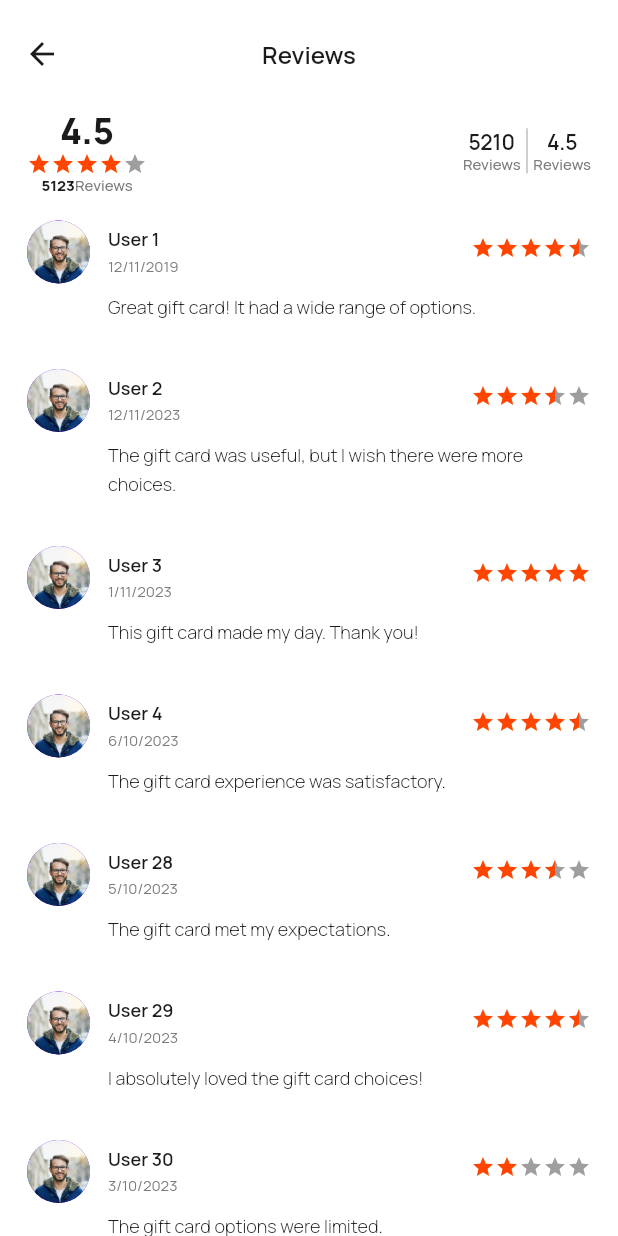
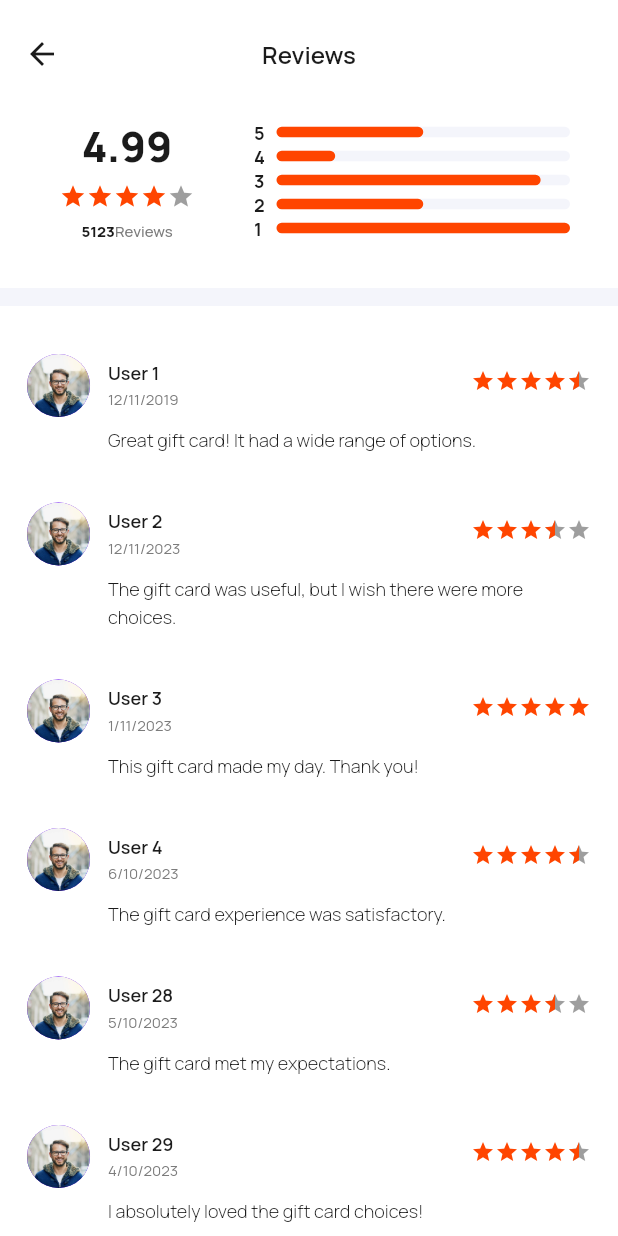
Before and after one commit to waihanko/e_gift_card_store, a Flutter app: the ReviewListScreen screen opened directly, on a phone screen of 412 x 824 dp. Run offline on Flutter 3.47's test engine with Material 2 defaults, Android fonts, the light colour scheme and no system bars; drawn by our look-alikes of flutter_rating_bar; our stand-ins replace carousel_slider, flutter_snake_navigationbar, flutter_svg, google_fonts, palette_generator.

```diff
--- a/lib/app/constants/resources/app_images.dart
+++ b/lib/app/constants/resources/app_images.dart
@@ -1,5 +1,16 @@
 abstract class AppAssets {
-  //svg file
+  //NavigationIcon
+  static const kHomeIcon = "assets/icons/home.svg";
+  static const kHomeActiveIcon = "assets/icons/home_active.svg";
+  static const kNotiIcon = "assets/icons/noti.svg";
+  static const kNotiActiveIcon = "assets/icons/noti_active.svg";
+  static const kCategoIcon = "assets/icons/category.svg";
+  static const kCategoActiveIcon = "assets/icons/category_active.svg";
+  static const kShoppingCartIcon = "assets/icons/shopping_cart.svg";
+  static const kShoppingCartActiveIcon = "assets/icons/shopping_cart_active.svg";
+  static const kProfileIcon = "assets/icons/user.svg";
+  static const kProfileActiveIcon = "assets/icons/user_active.svg";
+
   static const icEnglishFlag = "assets/images/english_flag.png";
   static const icMyanmarFlag = "assets/images/myanmar_flag.png";
   static const icChineseFlag = "assets/images/chinese_flag.png";
--- a/lib/app/features/gift_card_item_list/gift_card_detail_screen.dart
+++ b/lib/app/features/gift_card_item_list/gift_card_detail_screen.dart
@@ -11,7 +11,6 @@ import '../../constants/resources/app_colors.dart';
 import '../../constants/resources/app_dimens.dart';
 import '../../widgets/buttons/custom_icon_button.dart';
 import '../../widgets/buttons/primary_button_widget.dart';
-import '../../widgets/list_item/user_review_list_item.dart';
 import '../../widgets/text_view_widget.dart';
 import '../../widgets/user_reviews_section_view.dart';
 import '../home/widgets/horizontal_gift_card_section_view.dart';
@@ -353,8 +352,8 @@ class _GiftCardDetailScreen2State extends State<GiftCardDetailScreen2> {
                 children: [
                   TextViewWidget(
                     "About ${widget.item.name}",
+                    textSize: AppDimens.textRegular,
                     fontWeight: FontWeight.w600,
-                    textSize: AppDimens.textRegular2X,
                   ),
                   const SizedBox(
                     height: AppDimens.marginMedium,
--- a/lib/app/features/gift_topup_item_list/gift_top_up_detail_screen.dart
+++ b/lib/app/features/gift_topup_item_list/gift_top_up_detail_screen.dart
@@ -305,6 +305,7 @@ class _GiftTopUpDetailScreenState extends State<GiftTopUpDetailScreen> {
                       lineHeight: 1.5,
                       textSize: AppDimens.textMedium,
                       fontWeight: FontWeight.w500,
+                      textColor: AppColors.kGrey,
                     ),
                     SizedBox(
                       height: AppDimens.marginCardMedium,
--- a/lib/app/features/home/home_screen.dart
+++ b/lib/app/features/home/home_screen.dart
@@ -25,7 +25,6 @@ class _HomeScreenState extends State<HomeScreen> {
     double screenHeight = MediaQuery.sizeOf(context).height * 0.5;
     return Scaffold(
       body: CustomScrollView(
-        // physics: const BouncingScrollPhysics(),
         slivers: [
           SliverAppBar(
             stretch: true,
@@ -75,6 +74,7 @@ class _HomeScreenState extends State<HomeScreen> {
             child: ListView(
               shrinkWrap: true,
               physics: const NeverScrollableScrollPhysics(),
+              padding: EdgeInsets.zero,
               children: [
                 HomeMenuSectionView(),
                 SizedBox(
--- /dev/null
+++ b/lib/app/features/review/components/review_progress_bar.dart
@@ -0,0 +1,38 @@
+import 'package:flutter/material.dart';
+
+import '../../../constants/resources/app_dimens.dart';
+import '../../../widgets/progress_bar_widget.dart';
+import '../../../widgets/text_view_widget.dart';
+
+class ReviewProgressBar extends StatelessWidget {
+  final String? number;
+  final double currentRateProgress;
+
+  const ReviewProgressBar({
+    this.number,
+    this.currentRateProgress = 0,
+    Key? key,
+  }) : super(key: key);
+
+  @override
+  Widget build(BuildContext context) {
+    return Row(
+      children: [
+        SizedBox(
+          width: 15,
+          child: TextViewWidget(
+            number??"",
+            textSize: AppDimens.textMedium,
+            fontWeight: FontWeight.w700,
+          ),
+        ),
+        Expanded(
+          child: ProgressBarWidget(
+            max: 1,
+            current: currentRateProgress,
+          ),
+        ),
+      ],
+    );
+  }
+}
--- a/lib/app/features/review/review_list_screen.dart
+++ b/lib/app/features/review/review_list_screen.dart
@@ -1,13 +1,12 @@
-import 'package:e_gift_card_store/app/widgets/user_reviews_section_view.dart';
+import 'package:e_gift_card_store/app/widgets/rating_bar_widget.dart';
 import 'package:flutter/material.dart';
-import 'package:flutter_rating_bar/flutter_rating_bar.dart';
-
 import '../../constants/dummy/dummy.dart';
 import '../../constants/resources/app_colors.dart';
 import '../../constants/resources/app_dimens.dart';
-import '../../widgets/list_item/user_review_list_item.dart';
+import 'components/user_review_list_item.dart';
 import '../../widgets/primary_app_bar_widget.dart';
 import '../../widgets/text_view_widget.dart';
+import 'components/review_progress_bar.dart';
 
 class ReviewListScreen extends StatelessWidget {
   const ReviewListScreen({super.key});
@@ -15,40 +14,33 @@ class ReviewListScreen extends StatelessWidget {
   @override
   Widget build(BuildContext context) {
     return Scaffold(
-      appBar: PrimaryAppBarWidget(title: "Reviews"),
+      appBar: const PrimaryAppBarWidget(title: "Reviews"),
       body: SingleChildScrollView(
-        child: Padding(
-          padding: const EdgeInsets.symmetric(
-              horizontal: AppDimens.marginCardMedium2,),
         child: Column(
           crossAxisAlignment: CrossAxisAlignment.start,
           children: [
-              Row(
+            const SizedBox(height: AppDimens.marginMedium,),
+            const Padding(
+              padding: EdgeInsets.symmetric(horizontal: AppDimens.marginMedium2 * 2),
+              child: Row(
                 children: [
-                  Column(
+                  Expanded(
+                    flex: 1,
+                    child: Column(
+                      crossAxisAlignment: CrossAxisAlignment.center,
                       children: [
                         TextViewWidget(
-                        "4.5",
-                        textSize: AppDimens.textHeading1X,
+                          "4.99",
+                          textSize: AppDimens.textHeading2X,
                           fontWeight: FontWeight.w900,
                         ),
-                      RatingBar.builder(
-                        itemSize: AppDimens.marginMedium2,
-                        initialRating: 4.0,
-                        minRating: 1,
-                        direction: Axis.horizontal,
-                        allowHalfRating: true,
-                        itemCount: 5,
-                        itemPadding: const EdgeInsets.symmetric(horizontal: 0),
-                        itemBuilder: (context, _) => const Icon(
-                          Icons.star,
-                          color: AppColors.kRed,
-                        ),
-                        onRatingUpdate: (rating) {
-                          print(rating);
-                        },
-                      ),
+                        SizedBox(height: AppDimens.marginMedium,),
+                        FittedBox(
+                          fit: BoxFit.scaleDown,
+                            child: RatingBarWidget(rate: 4, iconSize: AppDimens.marginCardMedium2)),
+                        SizedBox(height: AppDimens.marginMedium,),
                         Row(
+                          mainAxisAlignment: MainAxisAlignment.center,
                           children: [
                             TextViewWidget(
                               "5123",
@@ -65,55 +57,32 @@ class ReviewListScreen extends StatelessWidget {
                         ),
                       ],
                     ),
-                  Spacer(),
-                  Column(
+                  ),
+                  SizedBox(width: AppDimens.marginXLarge,),
+                  Expanded(
+                    flex: 2,
+                    child: Column(
+                      mainAxisAlignment: MainAxisAlignment.spaceBetween,
                       children: [
-                      TextViewWidget(
-                        "5210",
-                        textSize: AppDimens.textRegular,
-                        fontWeight: FontWeight.w600,
-                      ),
-                      TextViewWidget(
-                        "Reviews",
-                        fontWeight: FontWeight.w500,
-                        textSize: AppDimens.textSmall,
-                        textColor: AppColors.kTextColor,
-                      ),
+                        ReviewProgressBar(number: "5", currentRateProgress: 0.5),
+                        SizedBox(height: AppDimens.marginExtraSmall,),
+                        ReviewProgressBar(number: "4", currentRateProgress: 0.2),
+                        SizedBox(height: AppDimens.marginExtraSmall,),
+                        ReviewProgressBar(number: "3", currentRateProgress: 0.9),
+                        SizedBox(height: AppDimens.marginExtraSmall,),
+                        ReviewProgressBar(number: "2", currentRateProgress: 0.5),
+                        SizedBox(height: AppDimens.marginExtraSmall,),
+                        ReviewProgressBar(number: "1", currentRateProgress: 1),
                       ],
                     ),
-                  SizedBox(
-                    width: AppDimens.marginSmall,
-                  ),
-                  Container(
-                    width: 0.5,
-                    color: AppColors.kTextColor,
-                    height: 30,
-                  ),
-                  SizedBox(
-                    width: AppDimens.marginSmall,
-                  ),
-                  Column(
-                    children: [
-                      TextViewWidget(
-                        "4.5",
-                        textSize: AppDimens.textRegular,
-                        fontWeight: FontWeight.w600,
-                      ),
-                      TextViewWidget(
-                        "Reviews",
-                        fontWeight: FontWeight.w500,
-                        textSize: AppDimens.textSmall,
-                        textColor: AppColors.kTextColor,
-                      ),
-                    ],
                   )
                 ],
               ),
-              const SizedBox(
-                height: AppDimens.marginCardMedium2,
             ),
+            const SizedBox(height: AppDimens.marginXLarge,),
+            Container(height: 12, color: AppColors.kSecondary, ),
             ListView.builder(
-                padding: EdgeInsets.zero,
+              padding: const EdgeInsets.symmetric(horizontal: AppDimens.marginCardMedium2, vertical: AppDimens.marginXLarge,),
               physics: const NeverScrollableScrollPhysics(),
               shrinkWrap: true,
               itemBuilder: (context, index) =>
@@ -123,7 +92,6 @@ class ReviewListScreen extends StatelessWidget {
           ],
         ),
       ),
-      ),
     );
   }
 }
--- a/lib/app/widgets/buttons/custom_icon_button.dart
+++ b/lib/app/widgets/buttons/custom_icon_button.dart
@@ -35,7 +35,6 @@ class CustomIconButton extends StatelessWidget {
           side: BorderSide(color: borderColor),
           borderRadius: BorderRadius.circular(borderRadius), // <-- Radius
         ),
-        padding: EdgeInsets.symmetric(vertical: AppDimens.marginCardMedium, horizontal: AppDimens.marginMedium2)// Adjust padding as needed
       ),
       child: child??const SizedBox(),
     );
--- /dev/null
+++ b/lib/app/widgets/progress_bar_widget.dart
@@ -0,0 +1,47 @@
+import 'package:flutter/material.dart';
+
+import '../constants/resources/app_colors.dart';
+
+class ProgressBarWidget extends StatelessWidget {
+  final double max;
+  final double current;
+  final Color color;
+
+  const ProgressBarWidget({
+    Key? key,
+    required this.max,
+    required this.current,
+    this.color = AppColors.kRed,
+  }) : super(key: key);
+
+  @override
+  Widget build(BuildContext context) {
+    return LayoutBuilder(
+      builder: (_, boxConstraints) {
+        var x = boxConstraints.maxWidth;
+        var percent = (current / max) * x;
+        return Stack(
+          children: [
+            Container(
+              width: x,
+              height: 7,
+              decoration: BoxDecoration(
+                color: AppColors.kSecondary,
+                borderRadius: BorderRadius.circular(35),
+              ),
+            ),
+            AnimatedContainer(
+              duration: const Duration(milliseconds: 500),
+              width: percent,
+              height: 7,
+              decoration: BoxDecoration(
+                color: color,
+                borderRadius: BorderRadius.circular(35),
+              ),
+            ),
+          ],
+        );
+      },
+    );
+  }
+}
--- /dev/null
+++ b/lib/app/widgets/rating_bar_widget.dart
@@ -0,0 +1,30 @@
+import 'package:flutter/material.dart';
+import 'package:flutter_rating_bar/flutter_rating_bar.dart';
+
+import '../constants/resources/app_colors.dart';
+
+class RatingBarWidget extends StatelessWidget {
+  final double rate;
+  final double iconSize;
+  const RatingBarWidget({Key? key, required this.rate, required this.iconSize}) : super(key: key);
+
+  @override
+  Widget build(BuildContext context) {
+    return RatingBar.builder(
+      itemSize: iconSize,
+      initialRating: rate,
+      minRating: 1,
+      direction: Axis.horizontal,
+      allowHalfRating: true,
+      itemCount: 5,
+      itemPadding: EdgeInsets.zero,
+      itemBuilder: (context, _) => const Icon(
+        Icons.star,
+        color: AppColors.kRed,
+      ),
+      onRatingUpdate: (rating) {
+        print(rating);
+      },
+    );
+  }
+}
--- a/lib/app/widgets/user_reviews_section_view.dart
+++ b/lib/app/widgets/user_reviews_section_view.dart
@@ -5,7 +5,7 @@ import 'package:flutter/material.dart';
 import '../constants/dummy/dummy.dart';
 import '../constants/resources/app_colors.dart';
 import '../constants/resources/app_dimens.dart';
-import 'list_item/user_review_list_item.dart';
+import '../features/review/components/user_review_list_item.dart';
 
 class UserReviewSectionView extends StatelessWidget {
   const UserReviewSectionView({
@@ -55,10 +55,10 @@ class UserReviewSectionView extends StatelessWidget {
               SizedBox(
                 width: AppDimens.marginSmall,
               ),
-              Column(
+              const Column(
                 children: [
                   TextViewWidget(
-                    "4.5",
+                    "4.99",
                     textSize: AppDimens.textRegular,
                     fontWeight: FontWeight.w600,
                   ),
```
Also changed, not shown: lib/app/features/main_home_screen.dart (+28 -55 lines), lib/app/features/review/components/user_review_list_item.dart (renamed from lib/app/widgets/list_item/user_review_list_item.dart, +4 -5 lines), lib/app/widgets/search_field_widget.dart (+4 -20 lines), assets/icons/category.svg (added), assets/icons/category_active.svg (added), assets/icons/shopping_cart.svg (added), assets/icons/shopping_cart_active.svg (added), assets/icons/user.svg (added), assets/icons/user_active.svg (added), 2 other files. Lines whose indentation alone changed are shown as unchanged.
